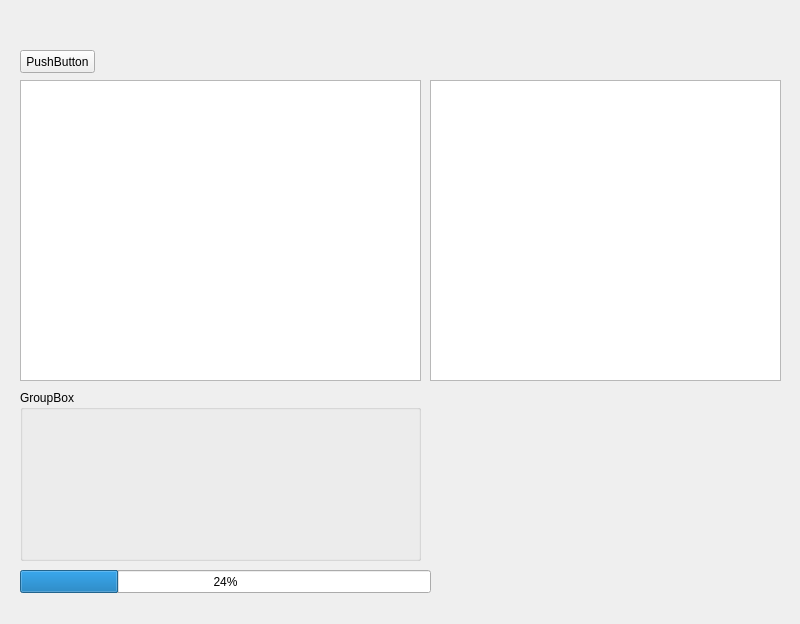
The window that GpuBatchImageEngine.ui (memsploitable/GpuBatchImageEngine) describes before a commit, drawn with Qt 5.
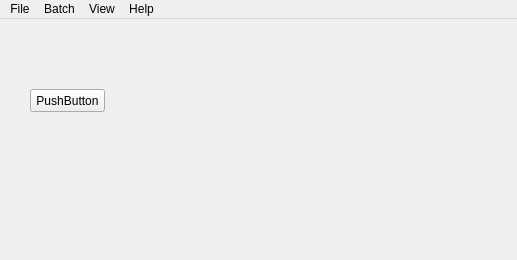
The same window after the commit.

Patch:
```diff
--- a/GpuBatchImageEngine.ui
+++ b/GpuBatchImageEngine.ui
@@ -6,74 +6,110 @@
    <rect>
     <x>0</x>
     <y>0</y>
-    <width>800</width>
-    <height>624</height>
+       <width>517</width>
+       <height>260</height>
    </rect>
   </property>
   <property name="windowTitle">
    <string>GpuBatchImageEngine</string>
   </property>
   <widget class="QWidget" name="centralWidget">
-   <widget class="QProgressBar" name="progressBar">
+      <widget class="QPushButton" name="pushButton">
     <property name="geometry">
      <rect>
-      <x>20</x>
-      <y>570</y>
-      <width>411</width>
+         <x>30</x>
+         <y>70</y>
+         <width>75</width>
       <height>23</height>
      </rect>
     </property>
-    <property name="value">
-     <number>24</number>
-    </property>
-   </widget>
-   <widget class="QGraphicsView" name="graphicsView">
-    <property name="geometry">
-     <rect>
-      <x>430</x>
-      <y>80</y>
-      <width>351</width>
-      <height>301</height>
-     </rect>
-    </property>
-   </widget>
-   <widget class="QListWidget" name="listWidget">
-    <property name="geometry">
-     <rect>
-      <x>20</x>
-      <y>80</y>
-      <width>401</width>
-      <height>301</height>
-     </rect>
-    </property>
-   </widget>
-   <widget class="QGroupBox" name="groupBox">
-    <property name="geometry">
-     <rect>
-      <x>20</x>
-      <y>390</y>
-      <width>401</width>
-      <height>171</height>
-     </rect>
-    </property>
-    <property name="title">
-     <string>GroupBox</string>
-    </property>
-   </widget>
-   <widget class="QPushButton" name="pushButton">
-    <property name="geometry">
-     <rect>
-      <x>20</x>
-      <y>50</y>
-      <width>75</width>
-      <height>23</height>
-     </rect>
-    </property>
-    <property name="text">
-     <string>PushButton</string>
+          <property name="text">
+              <string>PushButton</string>
     </property>
    </widget>
   </widget>
+     <widget class="QMenuBar" name="menuBar">
+         <property name="geometry">
+             <rect>
+                 <x>0</x>
+                 <y>0</y>
+                 <width>517</width>
+                 <height>23</height>
+             </rect>
+         </property>
+         <widget class="QMenu" name="menuFile">
+             <property name="title">
+                 <string>File</string>
+             </property>
+             <addaction name="actionOpen"/>
+             <addaction name="actionImportImage"/>
+             <addaction name="actionPreference"/>
+   </widget>
+         <widget class="QMenu" name="menuBatch">
+             <property name="title">
+                 <string>Batch</string>
+    </property>
+             <addaction name="actionBatchWizard"/>
+   </widget>
+         <widget class="QMenu" name="menuView">
+             <property name="title">
+                 <string>View</string>
+    </property>
+         </widget>
+         <widget class="QMenu" name="menuHelp">
+             <property name="title">
+                 <string>Help</string>
+             </property>
+             <addaction name="actionRA"/>
+             <addaction name="actionBA"/>
+             <addaction name="actionca"/>
+             <addaction name="actionAbout"/>
+         </widget>
+         <addaction name="menuFile"/>
+         <addaction name="menuBatch"/>
+         <addaction name="menuView"/>
+         <addaction name="menuHelp"/>
+     </widget>
+     <action name="actionOpen">
+         <property name="text">
+             <string>Open</string>
+         </property>
+     </action>
+     <action name="actionImportImage">
+         <property name="text">
+             <string>ImportImage</string>
+         </property>
+     </action>
+     <action name="actionPreference">
+         <property name="text">
+             <string>Preference</string>
+         </property>
+     </action>
+     <action name="actionBatchWizard">
+         <property name="text">
+             <string>BatchWizard</string>
+         </property>
+     </action>
+     <action name="actionRA">
+         <property name="text">
+             <string>RA</string>
+         </property>
+     </action>
+     <action name="actionBA">
+         <property name="text">
+             <string>BA</string>
+         </property>
+     </action>
+     <action name="actionca">
+         <property name="text">
+             <string>ca</string>
+         </property>
+     </action>
+     <action name="actionAbout">
+         <property name="text">
+             <string>About</string>
+         </property>
+     </action>
  </widget>
  <resources/>
  <connections/>
```
